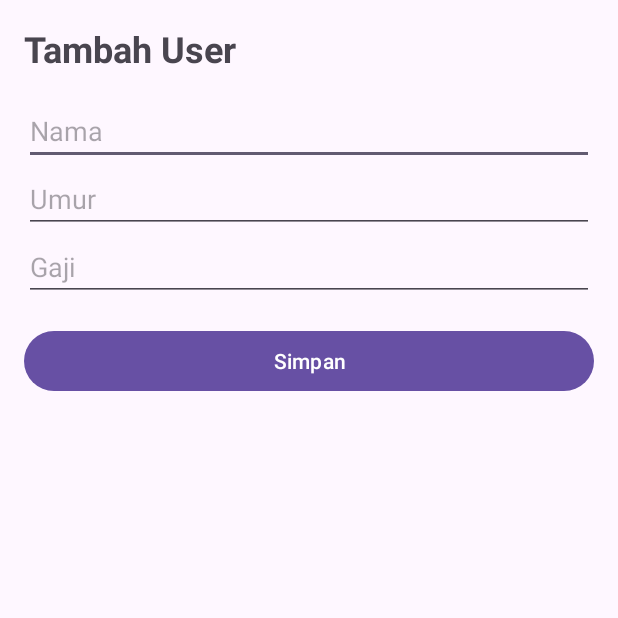
After one commit to dimaswirabakti/PPPBD_TRPL25, an Android app: the UserFormActivity screen opened directly, with no data from a screen before it, on a phone screen of 412 x 824 dp, the top half of it. The commit adds this screen. Run offline under Robolectric (Android 15) with nearby library versions, the phone set to English and light mode, and no system bars.

Commit message:
Tambah fitur create, update, delete user dengan Retrofit

```diff
--- a/app/src/main/AndroidManifest.xml
+++ b/app/src/main/AndroidManifest.xml
@@ -26,6 +26,9 @@
         <activity
             android:name=".UserDetailActivity"
             android:exported="false" />
+        <activity
+            android:name=".UserFormActivity"
+            android:exported="false" />
     </application>
 
 </manifest>
--- /dev/null
+++ b/app/src/main/java/com/example/pppbd_trpl25/UserFormActivity.kt
@@ -0,0 +1,95 @@
+package com.example.pppbd_trpl25
+
+import android.os.Bundle
+import android.widget.Toast
+import androidx.activity.enableEdgeToEdge
+import androidx.appcompat.app.AppCompatActivity
+import androidx.core.view.ViewCompat
+import androidx.core.view.WindowInsetsCompat
+import com.example.pppbd_trpl25.databinding.ActivityUserFormBinding
+import com.example.pppbd_trpl25.model.ApiResponse
+import com.example.pppbd_trpl25.model.UserRequest
+import com.example.pppbd_trpl25.network.ApiClient
+import retrofit2.Call
+import retrofit2.Callback
+import retrofit2.Response
+
+class UserFormActivity : AppCompatActivity() {
+
+    private lateinit var binding: ActivityUserFormBinding
+    private var userId = -1
+
+    override fun onCreate(savedInstanceState: Bundle?) {
+        super.onCreate(savedInstanceState)
+        enableEdgeToEdge()
+        binding = ActivityUserFormBinding.inflate(layoutInflater)
+        setContentView(binding.root)
+
+        ViewCompat.setOnApplyWindowInsetsListener(binding.main) { v, insets ->
+            val bars = insets.getInsets(WindowInsetsCompat.Type.systemBars())
+            v.setPadding(bars.left, bars.top, bars.right, bars.bottom)
+            insets
+        }
+
+        userId = intent.getIntExtra(EXTRA_ID, -1)
+        if (userId == -1) {
+            binding.tvTitle.text = "Tambah User"
+        } else {
+            binding.tvTitle.text = "Edit User"
+            binding.etName.setText(intent.getStringExtra(EXTRA_NAME))
+            binding.etAge.setText(intent.getIntExtra(EXTRA_AGE, 0).toString())
+            binding.etSalary.setText(intent.getIntExtra(EXTRA_SALARY, 0).toString())
+        }
+
+        binding.btnSimpan.setOnClickListener { save() }
+    }
+
+    private fun save() {
+        val name = binding.etName.text.toString().trim()
+        val age = binding.etAge.text.toString().toIntOrNull()
+        val salary = binding.etSalary.text.toString().toIntOrNull()
+
+        if (name.isEmpty() || age == null || salary == null) {
+            Toast.makeText(this, "Isi nama, umur, dan gaji dengan benar", Toast.LENGTH_SHORT).show()
+            return
+        }
+
+        val request = UserRequest(name, salary, age)
+        val client = ApiClient.getInstance()
+        val call = if (userId == -1) {
+            client.createUser(request)
+        } else {
+            client.updateUser(userId, request)
+        }
+
+        binding.btnSimpan.isEnabled = false
+        call.enqueue(object : Callback<ApiResponse> {
+            override fun onResponse(call: Call<ApiResponse>, response: Response<ApiResponse>) {
+                val body = response.body()
+                if (!response.isSuccessful || body?.status != "success") {
+                    Toast.makeText(
+                        this@UserFormActivity,
+                        "Gagal menyimpan: ${response.code()}",
+                        Toast.LENGTH_LONG
+                    ).show()
+                    binding.btnSimpan.isEnabled = true
+                    return
+                }
+                Toast.makeText(this@UserFormActivity, "Berhasil disimpan", Toast.LENGTH_SHORT).show()
+                finish()
+            }
+
+            override fun onFailure(call: Call<ApiResponse>, t: Throwable) {
+                Toast.makeText(this@UserFormActivity, "Koneksi error", Toast.LENGTH_LONG).show()
+                binding.btnSimpan.isEnabled = true
+            }
+        })
+    }
+
+    companion object {
+        const val EXTRA_ID = "extra_id"
+        const val EXTRA_NAME = "extra_name"
+        const val EXTRA_AGE = "extra_age"
+        const val EXTRA_SALARY = "extra_salary"
+    }
+}
--- /dev/null
+++ b/app/src/main/res/layout/activity_user_form.xml
@@ -0,0 +1,57 @@
+<?xml version="1.0" encoding="utf-8"?>
+<LinearLayout
+    xmlns:android="http://schemas.android.com/apk/res/android"
+    xmlns:tools="http://schemas.android.com/tools"
+    android:id="@+id/main"
+    android:layout_width="match_parent"
+    android:layout_height="match_parent"
+    tools:context=".UserFormActivity">
+
+    <LinearLayout
+        android:layout_width="match_parent"
+        android:layout_height="wrap_content"
+        android:orientation="vertical"
+        android:padding="16dp"
+        tools:ignore="UselessParent">
+
+        <TextView
+            android:id="@+id/tv_title"
+            android:layout_width="match_parent"
+            android:layout_height="wrap_content"
+            android:layout_marginBottom="16dp"
+            android:textSize="24sp"
+            android:textStyle="bold" />
+
+        <EditText
+            android:id="@+id/et_name"
+            android:layout_width="match_parent"
+            android:layout_height="wrap_content"
+            android:hint="Nama"
+            android:importantForAutofill="no"
+            android:inputType="textPersonName" />
+
+        <EditText
+            android:id="@+id/et_age"
+            android:layout_width="match_parent"
+            android:layout_height="wrap_content"
+            android:hint="Umur"
+            android:importantForAutofill="no"
+            android:inputType="number" />
+
+        <EditText
+            android:id="@+id/et_salary"
+            android:layout_width="match_parent"
+            android:layout_height="wrap_content"
+            android:hint="Gaji"
+            android:importantForAutofill="no"
+            android:inputType="number" />
+
+        <Button
+            android:id="@+id/btn_simpan"
+            android:layout_width="match_parent"
+            android:layout_height="wrap_content"
+            android:layout_marginTop="16dp"
+            android:text="Simpan" />
+
+    </LinearLayout>
+</LinearLayout>
```
Also changed, not shown: app/src/main/java/com/example/pppbd_trpl25/MainActivity.kt (+26 -18 lines), app/src/main/java/com/example/pppbd_trpl25/UserDetailActivity.kt (+63 -3 lines), app/src/main/java/com/example/pppbd_trpl25/model/ApiResponse.kt (added, +10 -0 lines), app/src/main/java/com/example/pppbd_trpl25/model/UserRequest.kt (added, +12 -0 lines), app/src/main/java/com/example/pppbd_trpl25/network/ApiService.kt (+15 -0 lines), app/src/main/res/layout/activity_main.xml (+10 -0 lines), app/src/main/res/layout/activity_user_detail.xml (+13 -0 lines).
